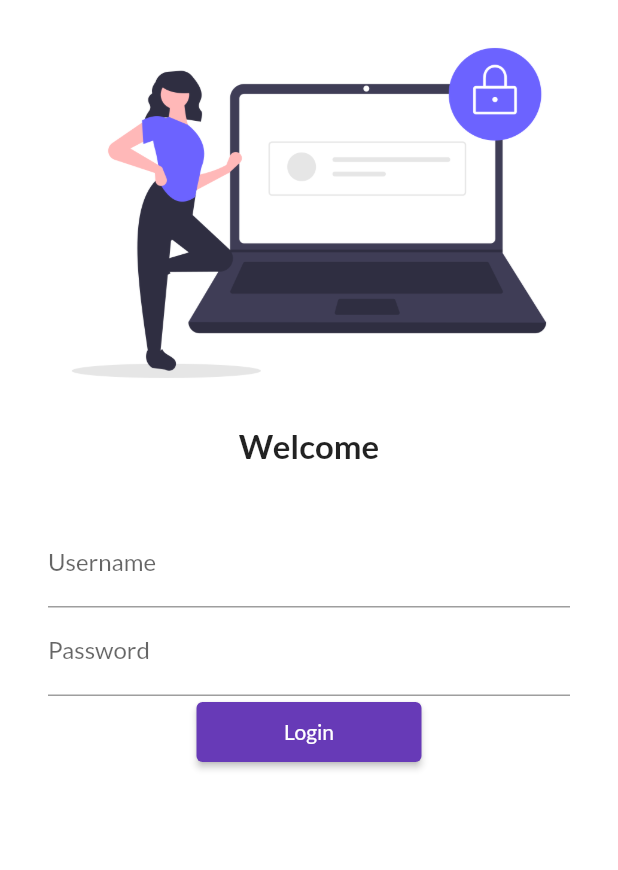
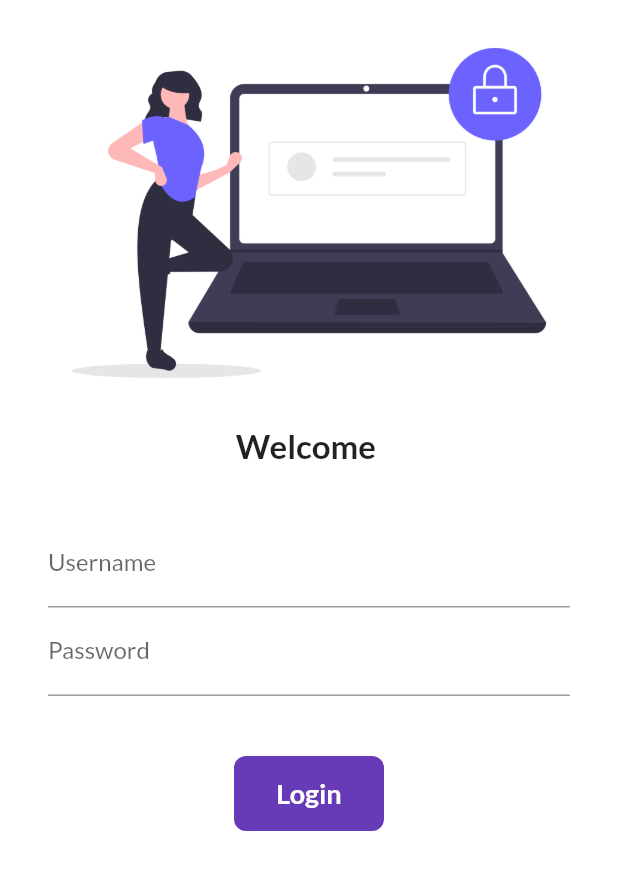
Before and after one commit to pranjulknit/flutter_catalog, a Flutter app: the screen it shows after launch, on a phone screen of 412 x 824 dp. Shown: the top 870 px of the screen. Run offline on Flutter 3.47's test engine with Material 2 defaults, Android fonts, the phone set to English and light mode, and no system bars; our stand-ins replace google_fonts.

Commit message:
day5 completed

```diff
--- a/lib/main.dart
+++ b/lib/main.dart
@@ -4,8 +4,6 @@ import 'pages/home_page.dart';
 import 'pages/login_page.dart';
 import 'package:google_fonts/google_fonts.dart';
 import './utils/routes.dart';
-
-
 
 void main() => runApp(MyApp());
 
--- a/lib/pages/login_page.dart
+++ b/lib/pages/login_page.dart
@@ -3,9 +3,16 @@
 import 'package:flutter/material.dart';
 import 'package:flutter_catalog/utils/routes.dart';
 
-class LoginPage extends StatelessWidget {
+class LoginPage extends StatefulWidget {
   const LoginPage({Key? key}) : super(key: key);
 
+  @override
+  State<LoginPage> createState() => _LoginPageState();
+}
+
+class _LoginPageState extends State<LoginPage> {
+  String Name = "";
+  bool changeButton = false;
   @override
   Widget build(BuildContext context) {
     return Material(
@@ -15,7 +22,7 @@ class LoginPage extends StatelessWidget {
           children: [
             Image.asset("assets/images/login_image.png", fit: BoxFit.cover),
             Text(
-              "Welcome",
+              "Welcome $Name",
               style: TextStyle(
                 fontSize: 22,
                 fontWeight: FontWeight.bold,
@@ -34,6 +41,11 @@ class LoginPage extends StatelessWidget {
                       hintText: "Enter username",
                       labelText: "Username",
                     ),
+                    onChanged: (value) {
+                      setState(() {
+                        Name = value;
+                      });
+                    },
                   ),
                   TextFormField(
                     obscureText: true,
@@ -42,15 +54,48 @@ class LoginPage extends StatelessWidget {
                       labelText: "Password",
                     ),
                   ),
-                  ElevatedButton(
-                    child: Text("Login"),
-                    style: TextButton.styleFrom(
-                      minimumSize: Size(150, 40),
-                    ),
-                    onPressed: () {
+                  SizedBox(
+                    height: 40,
+                  ),
+                  InkWell(
+                    onTap: () async {
+                      setState(() {
+                        changeButton = true;
+                      });
+                      await Future.delayed(Duration(seconds: 1));
                       Navigator.pushNamed(context, MyRoutes.homeRoute);
                     },
-                  )
+                    child: AnimatedContainer(
+                      duration: Duration(seconds: 1),
+                      width: changeButton ? 50 : 100,
+                      height: 50,
+                      //color: Colors.deepPurple,
+                      alignment: Alignment.center,
+                      child: changeButton
+                          ? Icon(Icons.done, color: Colors.white)
+                          : Text(
+                              "Login",
+                              style: TextStyle(
+                                  color: Colors.white,
+                                  fontWeight: FontWeight.bold,
+                                  fontSize: 18),
+                            ),
+                      decoration: BoxDecoration(
+                        color: Colors.deepPurple,
+                        borderRadius:
+                            BorderRadius.circular(changeButton ? 50 : 8),
+                      ),
+                    ),
+                  ),
+                  // ElevatedButton(
+                  //   child: Text("Login"),
+                  //   style: TextButton.styleFrom(
+                  //     minimumSize: Size(150, 40),
+                  //   ),
+                  //   onPressed: () {
+                  //     Navigator.pushNamed(context, MyRoutes.homeRoute);
+                  //   },
+                  // )
                 ],
               ),
             ),
```
